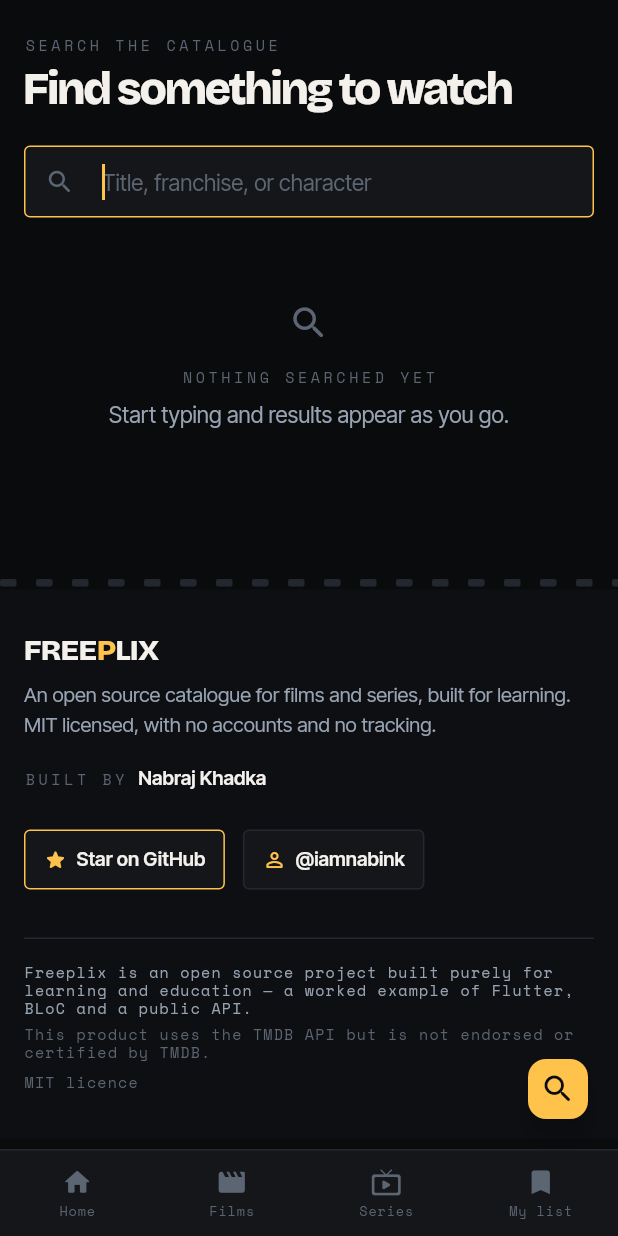
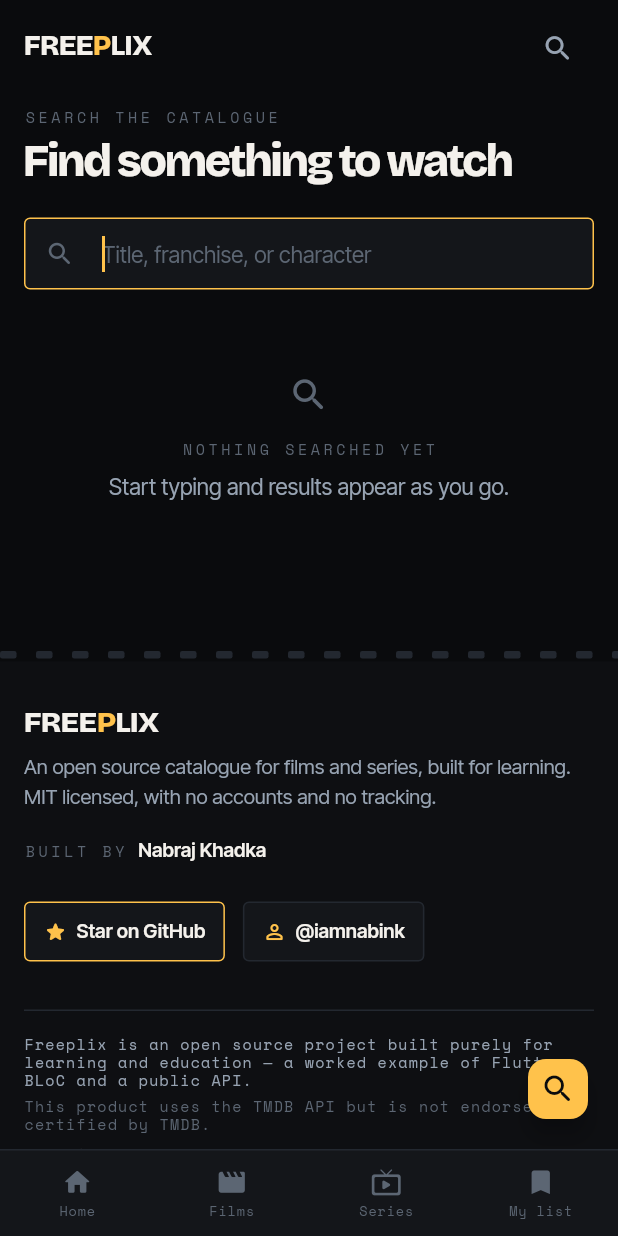
Before and after one commit to iamnabink/Freeplix, a Flutter app: the screen it shows after launch, item 2 of the bottom bar chosen, after a tap on the "search" icon, on a phone screen of 412 x 824 dp. Run offline on Flutter 3.47's test engine with Material 3 defaults, Android fonts, the phone set to English and light mode, and no system bars; our stand-ins replace bloc, cached_network_image, dio, equatable, flutter_bloc, flutter_hooks and 3 more; missing offline and left inert: dart:ui_web; generated files the repository leaves out were written again; network calls fail.

Commit message:
fix: give phones a header, and record what shipped in the README
A phone had no header at all — the shell only built the top rail above the
compact breakpoint, so the app never named itself and pages started against
a bare edge. Compact widths now get the wordmark and search, transparent
over a hero until the reader scrolls, with page spacing to clear it.

Also removes a dead ternary whose branches were both zero.

Co-Authored-By: Claude Opus 5 (1M context) <noreply@anthropic.com>

```diff
--- a/lib/features/browse/view/browse_page.dart
+++ b/lib/features/browse/view/browse_page.dart
@@ -122,7 +122,7 @@ class _Header extends StatelessWidget {
     return Column(
       crossAxisAlignment: CrossAxisAlignment.start,
       children: [
-        SizedBox(height: isCompact ? Insets.lg : Insets.xxxl + Insets.md),
+        SizedBox(height: isCompact ? Insets.xxxl : Insets.xxxl + Insets.md),
         const Eyebrow('Browse the catalogue'),
         const SizedBox(height: Insets.xs),
         Row(
--- a/lib/features/search/view/search_page.dart
+++ b/lib/features/search/view/search_page.dart
@@ -54,7 +54,7 @@ class SearchView extends HookWidget {
               crossAxisAlignment: CrossAxisAlignment.start,
               children: [
                 SizedBox(
-                  height: isCompact ? Insets.lg : Insets.xxxl + Insets.md,
+                  height: isCompact ? Insets.xxxl : Insets.xxxl + Insets.md,
                 ),
                 const Eyebrow('Search the catalogue'),
                 const SizedBox(height: Insets.xs),
--- a/lib/features/watchlist/view/watchlist_page.dart
+++ b/lib/features/watchlist/view/watchlist_page.dart
@@ -27,7 +27,7 @@ class WatchlistPage extends StatelessWidget {
                   crossAxisAlignment: CrossAxisAlignment.start,
                   children: [
                     SizedBox(
-                      height: isCompact ? Insets.lg : Insets.xxxl + Insets.md,
+                      height: isCompact ? Insets.xxxl : Insets.xxxl + Insets.md,
                     ),
                     const Eyebrow('Saved on this device'),
                     const SizedBox(height: Insets.xs),
--- a/lib/shell/view/app_shell.dart
+++ b/lib/shell/view/app_shell.dart
@@ -52,18 +52,16 @@ class AppShell extends HookWidget {
               child: MediaQuery.removePadding(
                 context: context,
                 removeTop: true,
-                child: Padding(
-                  padding: EdgeInsets.only(top: isCompact ? 0 : 0),
                 child: child,
               ),
             ),
-            ),
-            if (!isCompact)
             Positioned(
               top: 0,
               left: 0,
               right: 0,
-                child: _TopRail(scrolled: scrolled.value, location: location),
+              child: isCompact
+                  ? _CompactBar(scrolled: scrolled.value)
+                  : _TopRail(scrolled: scrolled.value, location: location),
             ),
           ],
         ),
@@ -78,6 +76,55 @@ class AppShell extends HookWidget {
               child: const Icon(Icons.search_rounded),
             )
           : null,
+    );
+  }
+}
+
+/// Phones get the wordmark and search; navigation lives in the bottom bar.
+/// Transparent over a hero until the reader scrolls, like the wide rail.
+class _CompactBar extends StatelessWidget {
+  const _CompactBar({required this.scrolled});
+
+  final bool scrolled;
+
+  @override
+  Widget build(BuildContext context) {
+    return AnimatedContainer(
+      duration: Motion.base,
+      decoration: BoxDecoration(
+        color: scrolled
+            ? AppColors.ink.withValues(alpha: 0.94)
+            : Colors.transparent,
+        border: Border(
+          bottom: BorderSide(
+            color: scrolled ? AppColors.ash : Colors.transparent,
+          ),
+        ),
+      ),
+      child: SafeArea(
+        bottom: false,
+        child: Padding(
+          padding: const EdgeInsets.symmetric(
+            horizontal: Insets.md,
+            vertical: Insets.xs,
+          ),
+          child: Row(
+            children: [
+              GestureDetector(
+                onTap: () => context.go('/'),
+                child: const Wordmark(size: 19),
+              ),
+              const Spacer(),
+              IconButton(
+                tooltip: 'Search Freeplix',
+                onPressed: () => context.go('/search'),
+                icon: const Icon(Icons.search_rounded, size: 22),
+                color: AppColors.screen,
+              ),
+            ],
+          ),
+        ),
+      ),
     );
   }
 }
```
Also changed, not shown: 2 other files. Lines whose indentation alone changed are shown as unchanged.
